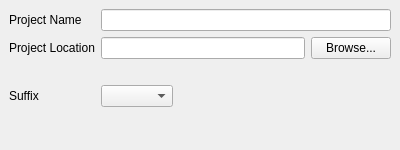
First picture: the form in src/widgets/new_project_widget.ui, repository TheErevnaa/FoamMesh, before the edit.
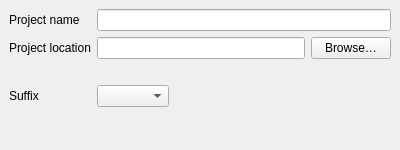
Second picture: the form after the edit.

Diff of the .ui file:
```diff
--- a/src/widgets/new_project_widget.ui
+++ b/src/widgets/new_project_widget.ui
@@ -32,7 +32,7 @@
       <item row="0" column="0">
        <widget class="QLabel" name="label">
         <property name="text">
-         <string>Project Name</string>
+         <string>Project name</string>
         </property>
        </widget>
       </item>
@@ -46,7 +46,7 @@
       <item row="1" column="0">
        <widget class="QLabel" name="label_2">
         <property name="text">
-         <string>Project Location</string>
+         <string>Project location</string>
         </property>
        </widget>
       </item>
@@ -65,7 +65,7 @@
         <item>
          <widget class="QPushButton" name="select">
           <property name="text">
-           <string>Browse...</string>
+           <string>Browse…</string>
           </property>
          </widget>
         </item>
```
Left out of the diff: 13 changed lines with no effect on the pictures.
